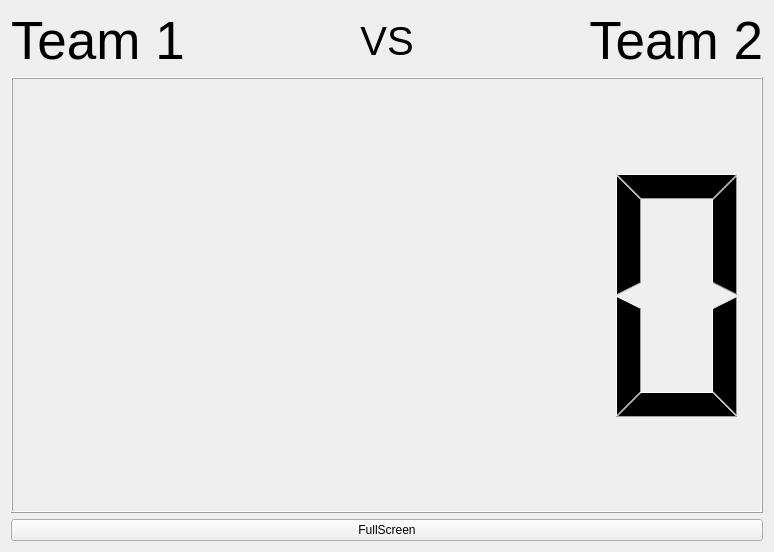
This is audiencescreen.ui in oddballbutler/ArenaControl as Qt 5 draws it before an edit. The edited form follows.
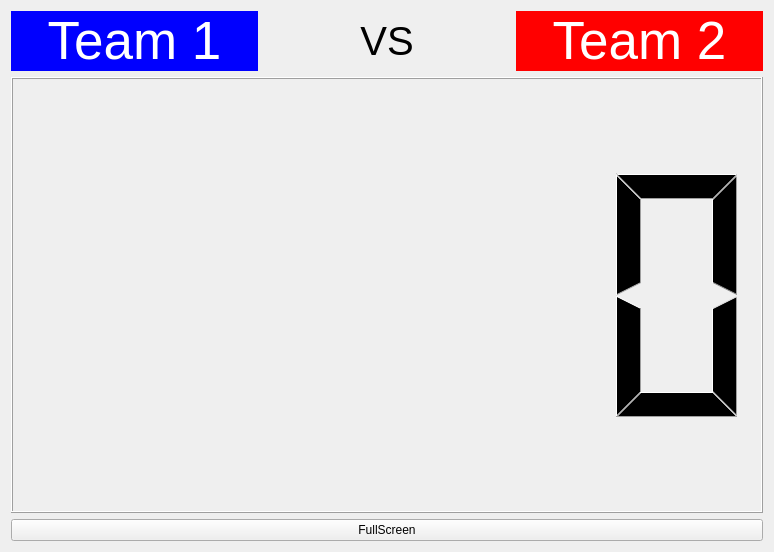
This is the edited form.

The edit to the form file:
```diff
--- a/audiencescreen.ui
+++ b/audiencescreen.ui
@@ -26,9 +26,16 @@
          <pointsize>40</pointsize>
         </font>
        </property>
+       <property name="styleSheet">
+        <string notr="true">background-color: rgb(0, 0, 255);
+color: rgb(255, 255, 255);</string>
+       </property>
        <property name="text">
         <string>Team 1</string>
        </property>
+       <property name="alignment">
+        <set>Qt::AlignCenter</set>
+       </property>
       </widget>
      </item>
      <item>
@@ -53,11 +60,15 @@
          <pointsize>40</pointsize>
         </font>
        </property>
+       <property name="styleSheet">
+        <string notr="true">background-color: rgb(255, 0, 0);
+color: rgb(255, 255, 255);</string>
+       </property>
        <property name="text">
         <string>Team 2</string>
        </property>
        <property name="alignment">
-        <set>Qt::AlignRight|Qt::AlignTrailing|Qt::AlignVCenter</set>
+        <set>Qt::AlignCenter</set>
        </property>
       </widget>
      </item>
```
